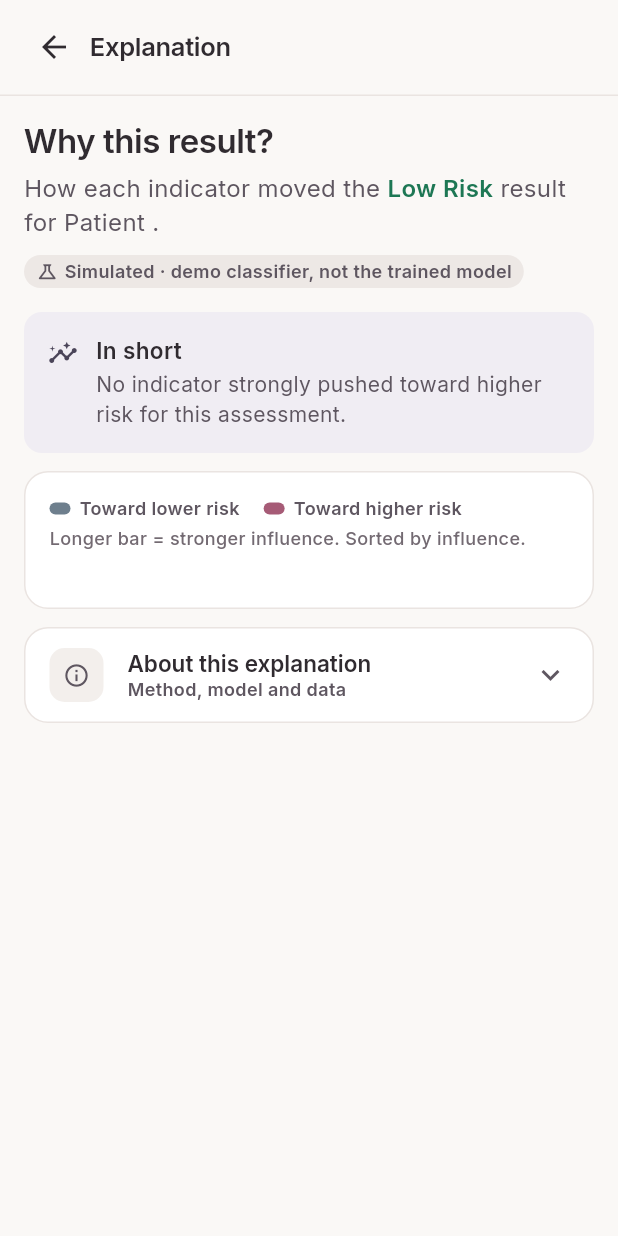
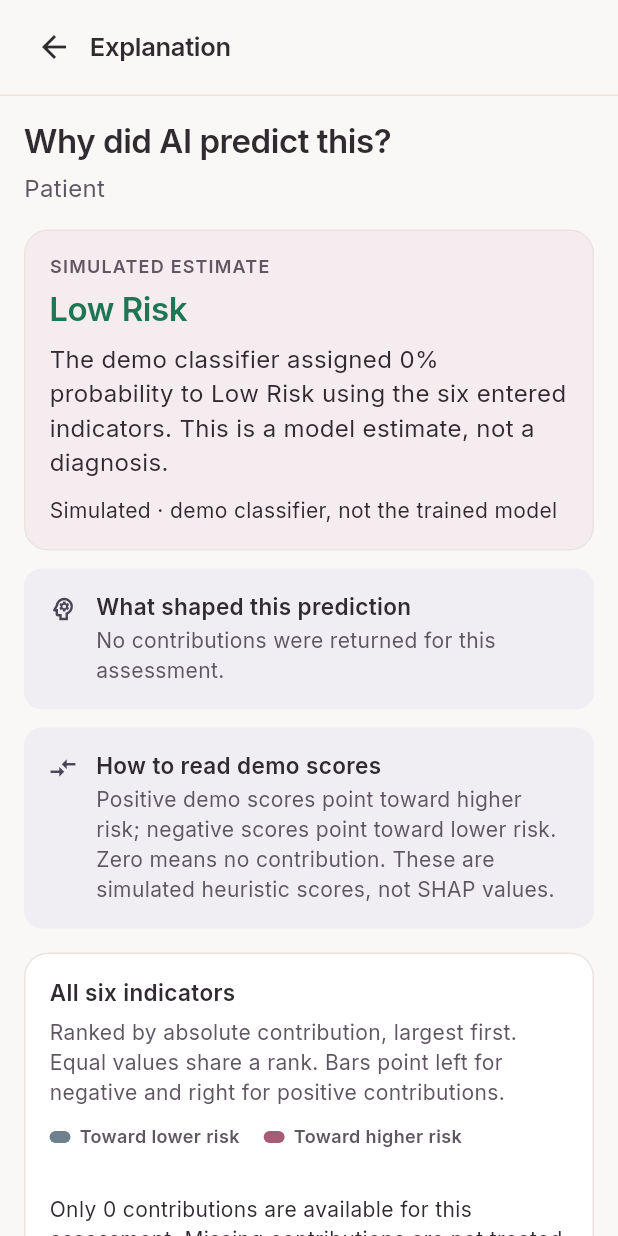
Before and after one commit to aiovyvy/ThesisPrototype, a Flutter app: the ShapScreen screen opened directly with empty values, on a phone screen of 412 x 824 dp. Run offline on Flutter 3.47's test engine with Material 3 defaults, Android fonts, the phone set to English and light mode, and no system bars; our stand-ins replace google_fonts.

Commit message:
Improve deterministic SHAP explanations and accessible result navigation

```diff
--- a/lib/core/utils/formatters.dart
+++ b/lib/core/utils/formatters.dart
@@ -56,6 +56,13 @@ class Fmt {
   /// "+0.38" / "−0.12"
   static String signed(double v) => v >= 0 ? '+${v.toStringAsFixed(2)}' : '−${v.abs().toStringAsFixed(2)}';
 
+  /// SHAP precision without rounding a nonzero value to zero.
+  static String contribution(double v) {
+    if (v == 0) return '0.0000';
+    final magnitude = v.abs() < 0.0001 ? v.abs().toString() : v.abs().toStringAsFixed(4);
+    return '${v > 0 ? '+' : '\u2212'}$magnitude';
+  }
+
   /// "142 mmHg", "5.6 mmol/L", "98.4°F", "32 yrs" in the user's units.
   static String indicator(Indicator i, MaternalIndicators m, AppSettings s) => switch (i) {
         Indicator.age => '${m.age} yrs',
--- a/lib/screens/shap/shap_screen.dart
+++ b/lib/screens/shap/shap_screen.dart
@@ -7,7 +7,6 @@ import '../../core/theme/app_text_styles.dart';
 import '../../core/utils/formatters.dart';
 import '../../models/assessment.dart';
 import '../../models/risk_level.dart';
-import '../../models/risk_result.dart';
 import '../../navigation/app_navigator.dart';
 import '../../state/app_scope.dart';
 import '../../widgets/app_header.dart';
@@ -16,9 +15,8 @@ import '../../widgets/common.dart';
 import '../../widgets/explanation_widgets.dart';
 import '../research/research_screen.dart';
 
-/// Every indicator's contribution to one result as a diverging bar chart,
-/// largest first. Wording comes from [ContributionFraming] so it matches what
-/// the classifier's numbers mean. Method details sit in a collapsible card.
+/// Deterministic explanations of the supplied prediction, with no clinical
+/// rules or generated medical interpretations.
 class ShapScreen extends StatelessWidget {
   const ShapScreen({super.key, required this.assessment});
 
@@ -29,146 +27,130 @@ class ShapScreen extends StatelessWidget {
     final r = assessment.result;
     final level = r.riskLevel;
     final framing = ContributionFraming.of(r);
+    final ranked = rankedContributions(r.featureContributions);
+    final scale = contributionScale(ranked);
     return Scaffold(
       appBar: const AppHeader(title: 'Explanation', showLogo: false),
       body: AppStateBuilder(
         builder: (context, scope) {
           final s = scope.settings;
-          final scale = contributionScale(r.featureContributions);
-
           return ListView(
             padding: AppLayout.page(context, top: AppSpacing.md, bottom: AppSpacing.xl),
             children: [
               Semantics(
                 header: true,
-                child: Text('Why this result?', style: AppTextStyles.headlineMd),
+                child: Text('Why did AI predict this?', style: AppTextStyles.headlineMd),
               ),
               const SizedBox(height: 6),
-              Text.rich(
-                TextSpan(
-                  children: [
-                    const TextSpan(text: 'How each indicator moved the '),
-                    TextSpan(
-                      text: level.label,
-                      style: AppTextStyles.bodyMd.weight(FontWeight.w600).copyWith(color: level.textColor),
-                    ),
-                    TextSpan(text: ' result for Patient ${assessment.patientId}.'),
-                  ],
-                ),
-                style: AppTextStyles.bodyMd.copyWith(color: AppColors.onSurfaceVariant),
-              ),
-              if (r.isDemo) ...[
-                const SizedBox(height: 10),
-                const Align(
-                  alignment: Alignment.centerLeft,
-                  child: Pill(
-                    text: AppStrings.demoOutputTag,
-                    icon: Icons.science_outlined,
-                    padding: EdgeInsets.symmetric(horizontal: 8, vertical: 3),
-                  ),
-                ),
-              ],
-              const SizedBox(height: AppSpacing.md),
-              InfoNote(title: 'In short', text: framing.summary(r.featureContributions), icon: Icons.insights),
-              const SizedBox(height: 12),
+              Text('Patient ${assessment.patientId}',
+                  style: AppTextStyles.bodyMd.copyWith(color: AppColors.onSurfaceVariant)),
+              const SizedBox(height: 16),
               AppCard(
-                padding: const EdgeInsets.fromLTRB(AppSpacing.md, AppSpacing.md, AppSpacing.md, 20),
+                color: AppColors.primarySoft,
                 child: Column(
                   crossAxisAlignment: CrossAxisAlignment.start,
                   children: [
-                    ContributionLegend(framing: framing),
-                    const SizedBox(height: 4),
+                    Text(r.isDemo ? 'SIMULATED ESTIMATE' : 'MODEL ESTIMATE', style: AppTextStyles.overline),
+                    const SizedBox(height: 6),
+                    Text(level.label, style: AppTextStyles.headlineMd.copyWith(color: level.textColor)),
+                    const SizedBox(height: 8),
                     Text(
-                      'Longer bar = stronger influence. Sorted by influence.',
-                      style: AppTextStyles.labelSm.weight(FontWeight.w500).copyWith(color: AppColors.outline),
-                    ),
-                    const SizedBox(height: 18),
-                    for (var i = 0; i < r.featureContributions.length; i++) ...[
-                      if (i > 0) const Divider(height: 28),
-                      ContributionBar(
-                        contribution: r.featureContributions[i],
-                        framing: framing,
-                        valueText: Fmt.indicator(r.featureContributions[i].indicator, assessment.indicators, s),
-                        maxAbs: scale,
-                      ),
+                        'The ${r.isDemo ? 'demo classifier' : 'model'} assigned '
+                        '${Fmt.percent(r.probabilities[level] ?? 0)} probability to ${level.label} '
+                        'using the six entered indicators. This is a model estimate, not a diagnosis.',
+                        style: AppTextStyles.bodyMd),
+                    if (r.isDemo) ...[
+                      const SizedBox(height: 10),
+                      const Text(AppStrings.demoOutputTag),
                     ],
                   ],
                 ),
               ),
               const SizedBox(height: 12),
-              _AboutCard(result: r, framing: framing),
+              InfoNote(
+                title: 'What shaped this prediction',
+                text: framing.summary(ranked, valueText: (i) => Fmt.indicator(i, assessment.indicators, s)),
+                icon: Icons.psychology_outlined,
+              ),
+              const SizedBox(height: 12),
+              InfoNote(
+                title: r.isDemo ? 'How to read demo scores' : 'How to read SHAP values',
+                text: r.isDemo
+                    ? 'Positive demo scores point toward higher risk; negative scores point toward lower risk. '
+                        'Zero means no contribution. These are simulated heuristic scores, not SHAP values.'
+                    : 'SHAP compares this prediction with the model baseline (its reference output). '
+                        'Positive (+) supports ${level.label}; negative (minus) opposes ${level.label}. '
+                        'Zero means no contribution. These directions apply to the predicted class, '
+                        'including Low Risk. A larger absolute value means more model influence. '
+                        'Values use probability units: +0.10 contributes 10 percentage points toward '
+                        'this class relative to the baseline; it is not a measured change in health.',
+                icon: Icons.compare_arrows,
+              ),
+              const SizedBox(height: 16),
+              AppCard(
+                child: Column(
+                  crossAxisAlignment: CrossAxisAlignment.start,
+                  children: [
+                    Semantics(header: true, child: Text('All six indicators', style: AppTextStyles.labelLg)),
+                    const SizedBox(height: 6),
+                    Text(
+                        'Ranked by absolute contribution, largest first. Equal values share a rank. '
+                        'Bars point left for negative and right for positive contributions.',
+                        style: AppTextStyles.bodySm.copyWith(color: AppColors.onSurfaceVariant)),
+                    const SizedBox(height: 12),
+                    ContributionLegend(framing: framing),
+                    const SizedBox(height: 18),
+                    for (var i = 0; i < ranked.length; i++) ...[
+                      if (i > 0) const Divider(height: 28),
+                      Text(
+                          'Rank ${ranked.indexWhere((f) => f.value.abs() == ranked[i].value.abs()) + 1}'
+                          ' / ${framing.relativeToPrediction ? 'SHAP contribution' : 'Demo contribution'}',
+                          style: AppTextStyles.labelSm.copyWith(color: AppColors.onSurfaceVariant)),
+                      const SizedBox(height: 8),
+                      ContributionBar(
+                        key: ValueKey('explanation-${ranked[i].indicator.name}'),
+                        contribution: ranked[i],
+                        framing: framing,
+                        valueText: Fmt.indicator(ranked[i].indicator, assessment.indicators, s),
+                        maxAbs: scale,
+                      ),
                     ],
-          );
-        },
-      ),
-    );
-  }
-}
-
-/// Collapsed by default: method, model and demo-data notice.
-class _AboutCard extends StatelessWidget {
-  const _AboutCard({required this.result, required this.framing});
-
-  final RiskResult result;
-  final ContributionFraming framing;
-
-  @override
-  Widget build(BuildContext context) {
-    final method = framing.relativeToPrediction
-        ? 'AIOVY uses SHAP (SHapley Additive exPlanations) to show how much each indicator moved the '
-            "model's probability for ${result.riskLevel.label}, compared with the model's average. Bars to the "
-            'right supported this level; bars to the left counted against it. The values are in probability '
-            'units, so a value of +0.10 moved the probability up by about 10 percentage points.'
-        : 'This explanation shows how much each indicator moved a prototype risk score toward higher or lower '
-            'risk. Longer bars mean a stronger influence.';
-    return AppCard(
-      padding: EdgeInsets.zero,
-      child: Theme(
-        data: Theme.of(context).copyWith(dividerColor: Colors.transparent),
-        child: ExpansionTile(
-          tilePadding: const EdgeInsets.symmetric(horizontal: AppSpacing.md, vertical: 4),
-          childrenPadding: const EdgeInsets.fromLTRB(AppSpacing.md, 0, AppSpacing.md, AppSpacing.sm),
-          expandedCrossAxisAlignment: CrossAxisAlignment.start,
-          iconColor: AppColors.primary,
-          collapsedIconColor: AppColors.onSurfaceVariant,
-          leading: const IconTile(icon: Icons.info_outline, size: 36, iconSize: 18, radius: 10),
-          title: Text('About this explanation', style: AppTextStyles.labelLg),
-          subtitle: Text(
-            'Method, model and data',
-            style: AppTextStyles.labelSm.copyWith(color: AppColors.onSurfaceVariant),
-          ),
-          children: [
-            Text(method, style: AppTextStyles.bodySm.copyWith(color: AppColors.onSurfaceVariant)),
+                    if (ranked.length != 6) ...[
                       const SizedBox(height: 12),
-            Row(
-              children: [
-                const Icon(Icons.model_training, size: 17, color: AppColors.onSurfaceVariant),
-                const SizedBox(width: 8),
-                Expanded(
-                  child: Text(
-                    result.isDemo ? 'Source: built-in demo classifier (simulated)' : 'Model: ${result.modelName}',
-                    style: AppTextStyles.labelMd,
+                      Text(
+                          'Only ${ranked.length} contributions are available for this assessment. '
+                          'Missing contributions are not treated as zero.',
+                          style: AppTextStyles.bodySm),
+                    ],
+                  ],
                 ),
               ),
-              ],
+              const SizedBox(height: 12),
+              InfoNote(
+                title: 'What the model can and cannot tell you',
+                text: r.isDemo
+                    ? 'This demo uses simulated heuristic scores, not a trained model. '
+                        'It cannot establish a diagnosis, explain a medical cause, or decide treatment.'
+                    : 'The model classifies patterns in the six entered indicators using what it learned '
+                        'from the UCI Maternal Health Risk dataset. SHAP explains which inputs supported or '
+                        'opposed this model prediction. It does not explain what medically caused a condition. '
+                        'An opposing contribution does not prove an indicator is healthy or protective. '
+                        'The result cannot establish a diagnosis, guarantee an outcome, or decide treatment. '
+                        'Clinical history and other information outside these six inputs are not assessed.',
+                icon: Icons.info_outline,
               ),
-            if (result.isDemo) ...[
-              const SizedBox(height: 8),
-              Row(
+              const SizedBox(height: 12),
+              AppCard(
+                child: Column(
                   crossAxisAlignment: CrossAxisAlignment.start,
                   children: [
-                  const Icon(Icons.science_outlined, size: 17, color: AppColors.onSurfaceVariant),
-                  const SizedBox(width: 8),
-                  Expanded(
-                    child: Text(
-                      'Demo values from the prototype classifier, pending thesis evaluation. '
-                      'Not trained-model SHAP output.',
-                      style: AppTextStyles.labelMd.copyWith(color: AppColors.onSurfaceVariant),
-                    ),
-                  ),
-                ],
-              ),
-            ],
+                    Text(r.isDemo ? 'Source: built-in demo classifier (simulated)' : 'Model: ${r.modelName}',
+                        style: AppTextStyles.labelMd),
+                    const SizedBox(height: 6),
+                    Text(
+                        'Explanations use fixed wording and the returned contributions. '
+                        'No generative AI or external language model is used.',
+                        style: AppTextStyles.bodySm),
                     const SizedBox(height: 4),
                     LinkButton(
                       label: 'How AIOVY Works',
@@ -178,6 +160,10 @@ class _AboutCard extends StatelessWidget {
                   ],
                 ),
               ),
+            ],
+          );
+        },
+      ),
     );
   }
 }
--- a/lib/widgets/explanation_widgets.dart
+++ b/lib/widgets/explanation_widgets.dart
@@ -40,38 +40,38 @@ class ContributionFraming {
   /// Legend / axis label for negative values.
   String get negativeLabel => relativeToPrediction ? 'Against ${level.label}' : 'Toward lower risk';
 
-  /// Plain-language strength and direction of one value.
+  /// Direction uses the actual sign, without arbitrary strength cutoffs.
   String describe(double v) {
-    final a = v.abs();
-    if (a < 0.05) return 'Little effect on this result';
-    final strength = a >= 0.3 ? 'Strongly' : (a >= 0.15 ? 'Moderately' : 'Slightly');
+    if (v == 0) return 'No contribution';
     if (relativeToPrediction) {
-      return '$strength ${v > 0 ? 'supports' : 'against'} ${level.label}';
+      return '${v > 0 ? 'Supports' : 'Opposes'} ${level.label}';
     }
-    return '$strength ${v > 0 ? 'toward higher' : 'toward lower'} risk';
+    return v > 0 ? 'Toward higher risk' : 'Toward lower risk';
   }
 
-  /// One or two sentences naming the indicators that mattered most.
-  String summary(List<FeatureContribution> contributions) {
-    String names(Iterable<FeatureContribution> fs) => fs.map((f) => f.indicator.longLabel).join(' and ');
-    final pos = contributions.where((f) => f.value >= 0.05).take(2);
-    final neg = contributions.where((f) => f.value <= -0.05).take(1);
-
-    final String first;
-    if (relativeToPrediction) {
-      first = pos.isEmpty
-          ? 'No single indicator strongly supported the ${level.label} result.'
-          : '${names(pos)} ${pos.length > 1 ? 'were' : 'was'} the strongest support for ${level.label}.';
-    } else {
-      first = pos.isEmpty
-          ? 'No indicator strongly pushed toward higher risk for this assessment.'
-          : '${names(pos)} pushed most toward higher risk.';
+  /// Deterministic summary of the largest contribution in each direction.
+  /// Sorting here also covers callers passing unsorted historical results.
+  String summary(List<FeatureContribution> contributions, {String Function(Indicator)? valueText}) {
+    final ranked = rankedContributions(contributions);
+    final pos = ranked.where((f) => f.value > 0);
+    final neg = ranked.where((f) => f.value < 0);
+    String detail(FeatureContribution f) =>
+        '${f.indicator.longLabel}${valueText == null ? '' : ' (${valueText(f.indicator)})'} '
+        '[${Fmt.contribution(f.value)}]';
+    if (ranked.isEmpty) return 'No contributions were returned for this assessment.';
+    if (pos.isEmpty && neg.isEmpty) {
+      return 'All returned contributions are zero. No indicator moved the model output away from its baseline.';
     }
-    if (neg.isEmpty) return first;
-    final second = relativeToPrediction
-        ? '${names(neg)} counted most against it.'
-        : '${names(neg)} pulled most toward lower risk.';
-    return '$first $second';
+    final first = pos.isEmpty
+        ? (relativeToPrediction
+            ? 'No indicator had a positive contribution supporting ${level.label}.'
+            : 'No indicator pushed toward higher risk.')
+        : '${detail(pos.first)} ${relativeToPrediction ? 'provided the largest support for ${level.label}' : 'pushed most toward higher risk'}'
+            '${pos.length > 1 && pos.elementAt(1).value == pos.first.value ? ' (tied)' : ''}.';
+    if (neg.isEmpty) return '$first No indicator had a negative contribution.';
+    return '$first ${detail(neg.first)} '
+        '${relativeToPrediction ? 'provided the largest opposing contribution to ${level.label}' : 'pushed most toward lower risk'}'
+        '${neg.length > 1 && neg.elementAt(1).value == neg.first.value ? ' (tied)' : ''}.';
   }
 }
 
@@ -137,19 +137,20 @@ class ContributionBar extends StatelessWidget {
     final frac = maxAbs <= 0 ? 0.0 : (v.abs() / maxAbs).clamp(0.0, 1.0).toDouble();
     final description = framing.describe(v);
     final color = v >= 0 ? AppColors.shapPositive : AppColors.shapNegative;
-    final strong = v.abs() >= 0.05;
 
     return Semantics(
-      label: '${contribution.indicator.longLabel}, $valueText. $description. SHAP value ${Fmt.signed(v)}.',
+      label:
+          '${contribution.indicator.longLabel}, $valueText. $description. ${framing.relativeToPrediction ? 'SHAP value' : 'Demo score'} ${Fmt.contribution(v)}.',
       excludeSemantics: true,
       child: Column(
         crossAxisAlignment: CrossAxisAlignment.start,
         children: [
-          Row(
-            crossAxisAlignment: CrossAxisAlignment.end,
+          Wrap(
+            spacing: 8,
+            runSpacing: 4,
+            crossAxisAlignment: WrapCrossAlignment.center,
             children: [
-              Expanded(child: Text(contribution.indicator.longLabel, style: AppTextStyles.labelLg)),
-              const SizedBox(width: 8),
+              Text(contribution.indicator.longLabel, style: AppTextStyles.labelLg),
               Text(valueText, style: AppTextStyles.labelMd.tabular.copyWith(color: AppColors.onSurfaceVariant)),
             ],
           ),
@@ -162,9 +163,8 @@ class ContributionBar extends StatelessWidget {
                   child: LayoutBuilder(
                     builder: (context, c) {
                       final half = c.maxWidth / 2;
-                      // Even a near-zero value shows a sliver, so every row has
-                      // a visible mark next to the axis.
-                      final len = (half * frac).clamp(2.0, half).toDouble();
+                      // Nonzero values retain a visible mark; zero has no bar.
+                      final len = v == 0 ? 0.0 : (half * frac).clamp(2.0, half).toDouble();
                       return Stack(
                         children: [
                           Positioned.fill(
@@ -204,24 +204,22 @@ class ContributionBar extends StatelessWidget {
                 ),
               ),
               const SizedBox(width: 10),
-              SizedBox(
-                width: 48,
+              Flexible(
                 child: Text(
-                  Fmt.signed(v),
+                  Fmt.contribution(v),
                   textAlign: TextAlign.end,
                   style: AppTextStyles.labelSm.tabular.copyWith(color: AppColors.onSurfaceVariant),
                 ),
               ),
             ],
           ),
-          // "Little effect" rows need no sentence; the bar and value say it.
-          if (showDescription && strong) ...[
+          if (showDescription) ...[
             const SizedBox(height: 6),
             Text(
               description,
               style: AppTextStyles.labelSm
                   .weight(FontWeight.w500)
-                  .copyWith(color: strong && v > 0 ? AppColors.primary : AppColors.onSurfaceVariant),
+                  .copyWith(color: v > 0 ? AppColors.primaryDark : AppColors.onSurfaceVariant),
             ),
           ],
         ],
@@ -230,10 +228,59 @@ class ContributionBar extends StatelessWidget {
   }
 }
 
-/// Largest absolute contribution, with a floor so a result whose values are
-/// all tiny doesn't render them as full-length bars.
+/// Largest absolute first; ties use the canonical indicator order.
+List<FeatureContribution> rankedContributions(List<FeatureContribution> contributions) =>
+    List<FeatureContribution>.of(contributions)
+      ..sort((a, b) {
+        final impact = b.value.abs().compareTo(a.value.abs());
+        return impact == 0 ? a.indicator.index.compareTo(b.indicator.index) : impact;
+      });
+
+/// A zero-only result has a safe scale but no contribution bars.
 double contributionScale(List<FeatureContribution> contributions) =>
-    contributions.fold<double>(0.1, (m, f) => f.value.abs() > m ? f.value.abs() : m);
+    contributions.fold<double>(0, (m, f) => f.value.abs() > m ? f.value.abs() : m);
+
+/// Full-width, keyboard-accessible explanation entry point with wrapping text.
+class ExplanationButton extends StatelessWidget {
+  const ExplanationButton({super.key, required this.onPressed});
+
+  final VoidCallback onPressed;
+
+  @override
+  Widget build(BuildContext context) => SizedBox(
+        width: double.infinity,
+        child: FilledButton(
+          onPressed: onPressed,
+          style: FilledButton.styleFrom(
+            backgroundColor: AppColors.primary,
+            foregroundColor: AppColors.onPrimary,
+            minimumSize: const Size(48, 72),
+            padding: const EdgeInsets.all(16),
+            shape: RoundedRectangleBorder(borderRadius: BorderRadius.circular(AppRadius.md)),
+          ),
+          child: Row(
+            children: [
+              const Icon(Icons.psychology_outlined, size: 28),
+              const SizedBox(width: 12),
+              Expanded(
+                child: Column(
+                  crossAxisAlignment: CrossAxisAlignment.start,
+                  mainAxisSize: MainAxisSize.min,
+                  children: [
+                    Text('Why did AI predict this?', style: AppTextStyles.labelLg.copyWith(color: AppColors.onPrimary)),
+                    const SizedBox(height: 4),
+                    Text('See how your six indicators shaped this result',
+                        style: AppTextStyles.bodySm.copyWith(color: AppColors.onPrimary)),
+                  ],
+                ),
+              ),
+              const SizedBox(width: 8),
+              const Icon(Icons.arrow_forward, size: 20),
+            ],
+          ),
+        ),
+      );
+}
 
 /// The three class probabilities as labelled horizontal bars. The predicted
 /// level is emphasised; the others are shown in neutral grey so colour
```
Also changed, not shown: lib/models/risk_result.dart (+2 -12 lines), lib/screens/result/result_screen.dart (+3 -9 lines), 2 other files. Lines whose indentation alone changed are shown as unchanged.
